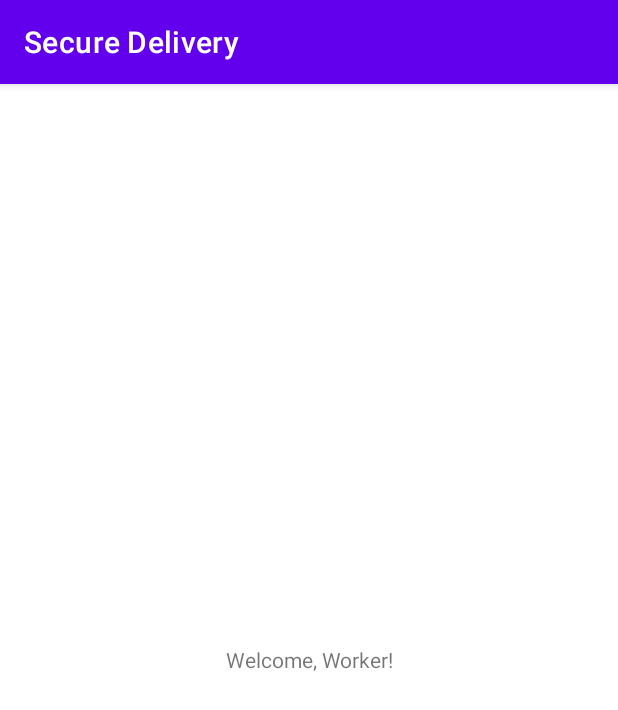
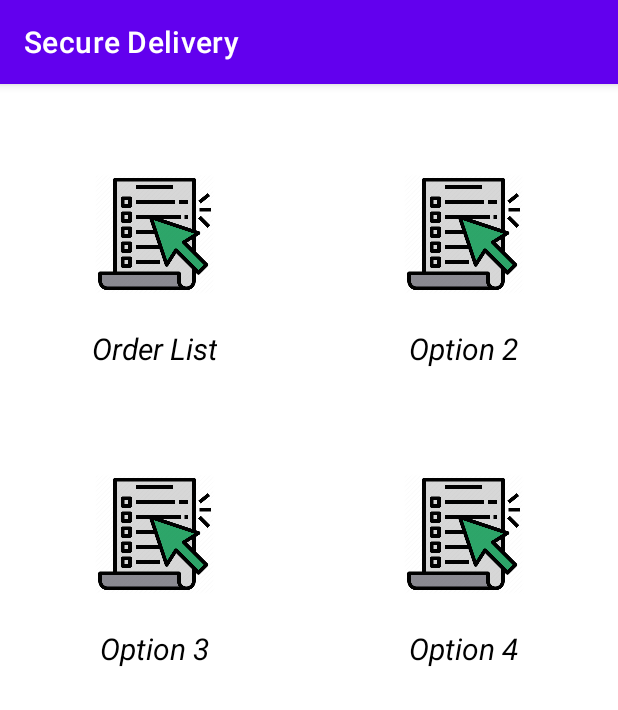
Before and after one commit to j0ker70/HackTheVerse_TeamTetragon, an Android app: the WorkerHomeActivity screen opened directly, with no data from a screen before it, on a phone screen of 412 x 824 dp. Shown: the top 710 px of the screen. Run offline under Robolectric (Android 15) with nearby library versions, the phone set to English and light mode, and no system bars.

Commit message:
Worker Menu Added

```diff
--- a/SecureDelivery/app/src/main/java/com/example/securedelivery/WorkerHomeActivity.java
+++ b/SecureDelivery/app/src/main/java/com/example/securedelivery/WorkerHomeActivity.java
@@ -2,13 +2,95 @@ package com.example.securedelivery;
 
 import androidx.appcompat.app.AppCompatActivity;
 
+import android.content.Intent;
+import android.graphics.Color;
+import android.net.Uri;
 import android.os.Bundle;
+import android.util.Log;
+import android.view.View;
+import android.view.ViewGroup;
+import android.widget.AdapterView;
+import android.widget.BaseAdapter;
+import android.widget.GridView;
+import android.widget.ImageView;
+import android.widget.TextView;
+import android.widget.Toast;
 
 public class WorkerHomeActivity extends AppCompatActivity {
 
-    @Override
+    private GridView gridView;
+    String[] Options = {"Order List", "Option 2", "Option 3", "Option 4"};
+    int[] OptionImage = {R.drawable.order_list, R.drawable.order_list, R.drawable.order_list, R.drawable.order_list};
     protected void onCreate(Bundle savedInstanceState) {
         super.onCreate(savedInstanceState);
         setContentView(R.layout.activity_worker_home);
+        gridView = findViewById(R.id.gridview);
+        CustomAdapter customAdapter = new CustomAdapter();
+        gridView.setAdapter(customAdapter);
+        gridView.setOnItemClickListener(new AdapterView.OnItemClickListener() {
+            @Override
+            public void onItemClick(AdapterView<?> adapterView, View view, int i, long l) {
+                if(i==0){
+                    Toast.makeText(WorkerHomeActivity.this,"0",Toast.LENGTH_SHORT).show();
+                }
+                else if(i==1){
+                    Toast.makeText(WorkerHomeActivity.this,"1",Toast.LENGTH_SHORT).show();
+
+                }
+                else if(i==2){
+                    Toast.makeText(WorkerHomeActivity.this,"2",Toast.LENGTH_SHORT).show();
+
+                }
+                else if(i==3){
+                    Toast.makeText(WorkerHomeActivity.this,"3",Toast.LENGTH_SHORT).show();
+
+                }
+            }
+        });
+
+    }
+    static class ViewHolder {
+        public TextView name;
+        ImageView image;
+    }
+
+
+    private class CustomAdapter extends BaseAdapter {
+        @Override
+        public int getCount() {
+            return OptionImage.length;
+        }
+
+        @Override
+        public Object getItem(int i) {
+            return null;
+        }
+
+        @Override
+        public long getItemId(int i) {
+            return 0;
+        }
+
+        @Override
+        public View getView(int i, View view, ViewGroup viewGroup) {
+            View view1 = view;
+            ViewHolder viewHolder;
+            Log.d("Options", String.valueOf(i));
+            if (view1 == null) {
+                view1 = getLayoutInflater().inflate(R.layout.row_data, null);
+                //getting view in row_data
+                viewHolder = new ViewHolder();
+                viewHolder.name = view1.findViewById(R.id.gridText);
+                viewHolder.image = view1.findViewById(R.id.gridImage);
+                view1.setTag(viewHolder);
+            }
+            {
+                viewHolder = (ViewHolder) view1.getTag();
+                viewHolder.name.setText(Options[i]);
+                viewHolder.image.setImageResource(OptionImage[i]);
+            }
+            return view1;
+        }
+
     }
 }
--- /dev/null
+++ b/SecureDelivery/app/src/main/res/drawable/grid_colour.xml
@@ -0,0 +1,7 @@
+<?xml version="1.0" encoding="utf-8"?>
+<selector xmlns:android="http://schemas.android.com/apk/res/android">
+
+    <item android:drawable="@color/purple_200" android:state_pressed="true"/>
+    <item android:drawable="@color/white"/>
+
+</selector>
--- a/SecureDelivery/app/src/main/res/layout/activity_worker_home.xml
+++ b/SecureDelivery/app/src/main/res/layout/activity_worker_home.xml
@@ -4,14 +4,15 @@
     xmlns:tools="http://schemas.android.com/tools"
     android:layout_width="match_parent"
     android:layout_height="match_parent"
-    android:gravity="center"
+    android:background="#FFFFFF"
+    android:orientation="vertical"
     tools:context=".WorkerHomeActivity">
 
-    <TextView
+    <GridView
+        android:id="@+id/gridview"
         android:layout_width="match_parent"
-        android:layout_height="wrap_content"
-        android:text="Welcome, Worker!"
-        android:textAlignment="center"
-        />
+        android:layout_height="match_parent"
+        android:listSelector="@drawable/grid_colour"
+        android:numColumns="2"/>
 
 </LinearLayout>
--- /dev/null
+++ b/SecureDelivery/app/src/main/res/layout/row_data.xml
@@ -0,0 +1,38 @@
+<?xml version="1.0" encoding="utf-8"?>
+<RelativeLayout
+    xmlns:android="http://schemas.android.com/apk/res/android"
+    xmlns:app="http://schemas.android.com/apk/res-auto"
+
+    android:layout_width="match_parent"
+    android:layout_height="match_parent"
+    >
+    <RelativeLayout
+        android:id="@+id/gridviewdata"
+        android:layout_width="190dp"
+        android:layout_height="180dp"
+        android:layout_margin="10dp"
+        android:layout_marginTop="10dp"
+        android:background="#fff">
+
+        <TextView
+            android:id="@+id/gridText"
+            android:layout_width="wrap_content"
+            android:layout_height="wrap_content"
+            android:layout_alignParentBottom="true"
+            android:layout_centerHorizontal="true"
+            android:gravity="center_horizontal"
+            android:text="Name"
+            android:textColor="#000000"
+            android:textAlignment="center"
+            android:textSize="20dp"
+            android:textStyle="normal|italic" />
+
+        <ImageView
+            android:id="@+id/gridImage"
+            android:layout_width="90dp"
+            android:layout_height="80dp"
+            android:layout_centerHorizontal="true"
+            android:layout_centerVertical="true"
+            app:srcCompat="@drawable/order_list" />
+    </RelativeLayout>
+</RelativeLayout>
```
Also changed, not shown: SecureDelivery/app/src/main/res/drawable/order_list.jpg (added).
